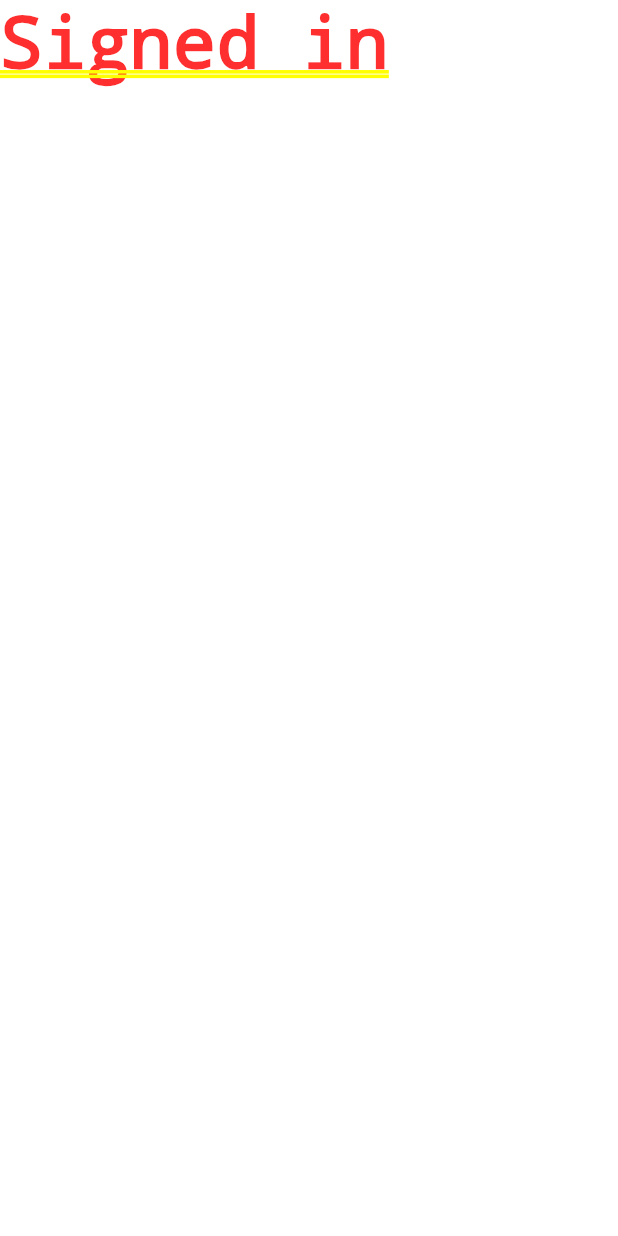
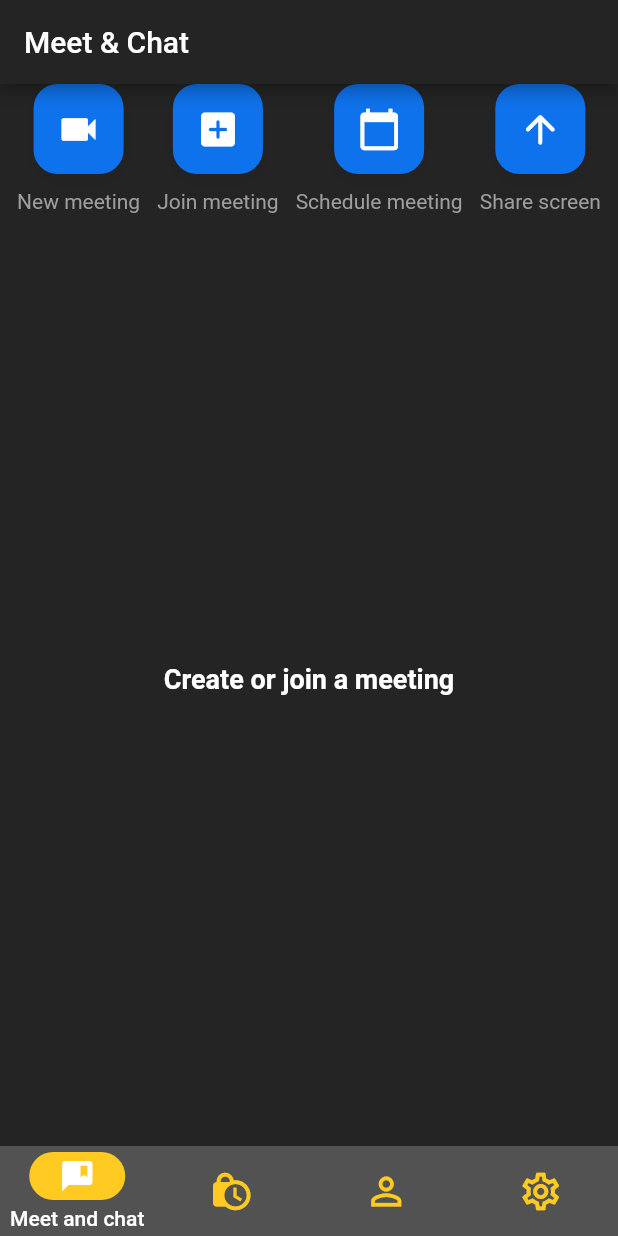
Before and after one commit to Shakthi08/meeteasy, a Flutter app: the screen it shows once a user with an empty profile is signed in, on a phone screen of 412 x 824 dp. Run offline on Flutter 3.47's test engine with Material 2 defaults, Android fonts, the phone set to English and light mode, and no system bars; our stand-ins replace cloud_firestore, firebase_auth, firebase_core, google_sign_in; accounts and stored records are empty.

Commit message:
home screen done & jitsi meet setup for ios

```diff
--- a/lib/screens/home_screen.dart
+++ b/lib/screens/home_screen.dart
@@ -1,6 +1,11 @@
+// ignore_for_file: prefer_const_constructors, prefer_const_literals_to_create_immutables
+
 import 'package:flutter/cupertino.dart';
+import 'package:flutter/material.dart';
 import 'package:flutter/src/foundation/key.dart';
 import 'package:flutter/src/widgets/framework.dart';
+import 'package:meeteasy/utils/colors.dart';
+import 'package:meeteasy/widgets/homeMeetingButton.dart';
 
 class HomeScreen extends StatefulWidget {
   const HomeScreen({Key? key}) : super(key: key);
@@ -10,8 +15,121 @@
 }
 
 class _HomeScreenState extends State<HomeScreen> {
+  int _page = 0;
+  onPageChanged(int page) {
+    setState(() {
+      _page = page;
+    });
+  }
+
   @override
   Widget build(BuildContext context) {
-    return Text("Signed in");
+    return Scaffold(
+      appBar: AppBar(
+        // elevation: 0,
+        title: const Text("Meet & Chat"),
+        backgroundColor: backgroundColor,
+      ),
+      body: Column(
+        children: [
+          Row(
+            mainAxisAlignment: MainAxisAlignment.spaceEvenly,
+            children: [
+              HomeMeetingButton(
+                onPressed: () {},
+                text: 'New meeting',
+                icon: Icons.videocam,
+              ),
+              HomeMeetingButton(
+                onPressed: () {},
+                text: 'Join meeting',
+                icon: Icons.add_box_rounded,
+              ),
+              HomeMeetingButton(
+                onPressed: () {},
+                text: 'Schedule meeting',
+                icon: Icons.calendar_today,
+              ),
+              HomeMeetingButton(
+                onPressed: () {},
+                text: 'Share screen',
+                icon: Icons.arrow_upward_rounded,
+              )
+            ],
+          ),
+          const Expanded(
+            child: Center(
+              child: Text(
+                'Create or join a meeting',
+                style: TextStyle(fontWeight: FontWeight.bold, fontSize: 18),
+              ),
+            ),
+          ),
+        ],
+      ),
+      bottomNavigationBar: NavigationBarTheme(
+        data: NavigationBarThemeData(
+            indicatorColor: Color.fromARGB(255, 255, 203, 34),
+            labelTextStyle: MaterialStateProperty.all(
+              TextStyle(fontSize: 14, fontWeight: FontWeight.w500),
+            )),
+        child: NavigationBar(
+          onDestinationSelected: onPageChanged,
+          selectedIndex: _page,
+          labelBehavior: NavigationDestinationLabelBehavior.onlyShowSelected,
+          height: 60,
+          animationDuration: Duration(seconds: 1),
+          destinations: [
+            NavigationDestination(
+              icon: Icon(
+                Icons.comment_bank_outlined,
+                color: Color.fromARGB(255, 255, 203, 34),
+              ),
+              selectedIcon: Icon(
+                Icons.comment_bank,
+                color: Colors.white,
+              ),
+              label: 'Meet and chat',
+            ),
+            NavigationDestination(
+              icon: Icon(
+                Icons.lock_clock,
+                size: 30,
+                color: Color.fromARGB(255, 255, 203, 34),
+              ),
+              selectedIcon: Icon(
+                Icons.lock_clock,
+                color: Colors.white,
+              ),
+              label: 'Meetings',
+            ),
+            NavigationDestination(
+              icon: Icon(
+                Icons.person_outline,
+                size: 30,
+                color: Color.fromARGB(255, 255, 203, 34),
+              ),
+              selectedIcon: Icon(
+                Icons.person,
+                color: Colors.white,
+              ),
+              label: 'Contacts',
+            ),
+            NavigationDestination(
+              icon: Icon(
+                Icons.settings_outlined,
+                size: 30,
+                color: Color.fromARGB(255, 255, 203, 34),
+              ),
+              selectedIcon: Icon(
+                Icons.settings,
+                color: Colors.white,
+              ),
+              label: 'Settings',
+            ),
+          ],
+        ),
+      ),
+    );
   }
 }
--- /dev/null
+++ b/lib/widgets/homeMeetingButton.dart
@@ -0,0 +1,50 @@
+import 'package:flutter/material.dart';
+import 'package:flutter/src/foundation/key.dart';
+import 'package:flutter/src/widgets/framework.dart';
+import 'package:meeteasy/utils/colors.dart';
+
+class HomeMeetingButton extends StatelessWidget {
+  final VoidCallback onPressed;
+
+  final IconData icon;
+
+  final String text;
+
+  const HomeMeetingButton(
+      {Key? key,
+      required this.onPressed,
+      required this.icon,
+      required this.text})
+      : super(key: key);
+
+  @override
+  Widget build(BuildContext context) {
+    return GestureDetector(
+      onTap: onPressed,
+      child: Column(children: [
+        Container(
+          decoration: BoxDecoration(
+            color: buttonColor,
+            borderRadius: BorderRadius.circular(16.0),
+            boxShadow: [
+              BoxShadow(
+                blurRadius: 10,
+                color: Colors.black.withOpacity(0.06),
+                offset: const Offset(0, 4),
+              ),
+            ],
+          ),
+          width: 60,
+          height: 60,
+          child: Icon(
+            icon,
+            color: Colors.white,
+            size: 30,
+          ),
+        ),
+        const SizedBox(height: 10),
+        Text(text, style: TextStyle(color: Colors.grey)),
+      ]),
+    );
+  }
+}
--- a/pubspec.yaml
+++ b/pubspec.yaml
@@ -38,6 +38,7 @@
   firebase_auth: ^3.3.9
   cloud_firestore: ^3.1.10
   google_sign_in: ^5.2.4
+  jitsi_meet: ^4.0.0
 
 dev_dependencies:
   flutter_test:
```
Also changed, not shown: pubspec.lock.
